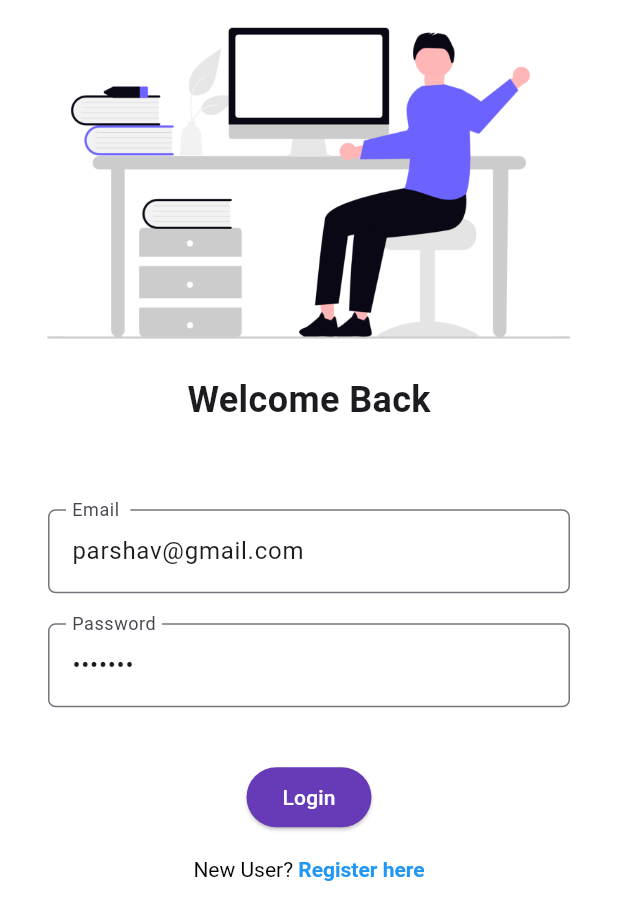
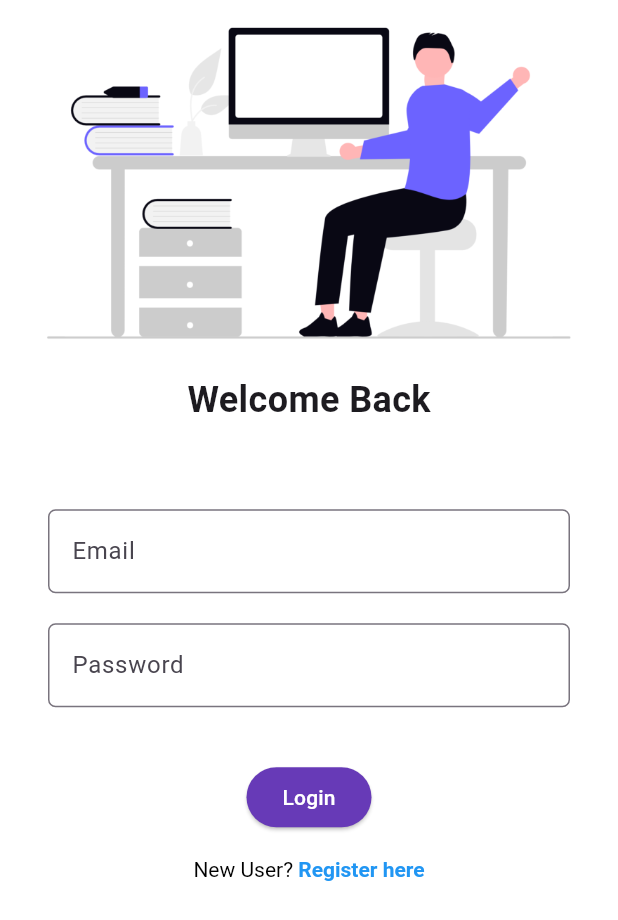
Before and after one commit to parshav42/nots, a Flutter app: the screen it shows after launch, on a phone screen of 412 x 824 dp. Shown: the top 920 px of the screen. Run offline on Flutter 3.47's test engine with Material 3 defaults, Android fonts, the phone set to English and light mode, and no system bars; our stand-ins replace cloud_firestore, firebase_auth, firebase_core, google_fonts; accounts and stored records are empty.

Commit message:
today work

```diff
--- a/lib/login_page.dart
+++ b/lib/login_page.dart
@@ -20,8 +20,8 @@ class Loginpage extends StatefulWidget{
 
 class _LoginpageState extends State<Loginpage> {
 
-  final TextEditingController _emailcontroller=TextEditingController(text: 'parshav@gmail.com');
-  final TextEditingController _passwordcontroller=TextEditingController(text: 'parshav');
+  final TextEditingController _emailcontroller=TextEditingController();
+  final TextEditingController _passwordcontroller=TextEditingController();
   String email = "";
   String password = "";
 @override
```
